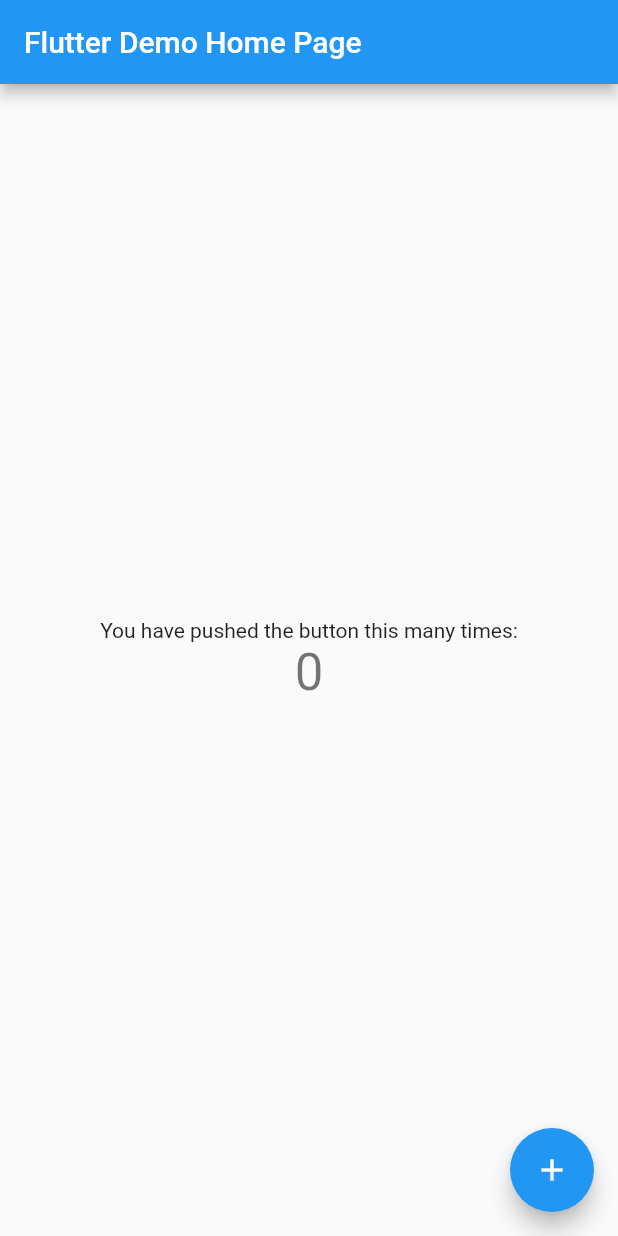
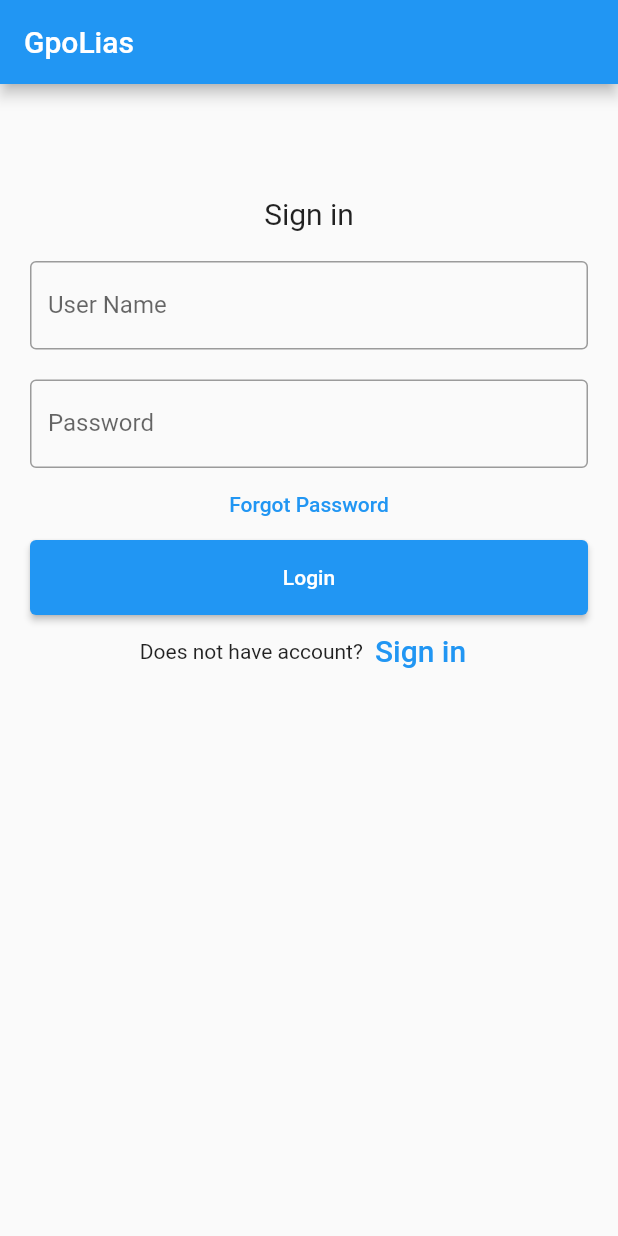
Before and after one commit to BansheeJoe1098/gpolias, a Flutter app: the screen it shows after launch, on a phone screen of 412 x 824 dp. Run offline on Flutter 3.47's test engine with Material 2 defaults, Android fonts, the phone set to English and light mode, and no system bars; our stand-ins replace get.

Commit message:
login
Solo es el esqueleto

```diff
--- a/lib/main.dart
+++ b/lib/main.dart
@@ -1,4 +1,5 @@
 import 'package:flutter/material.dart';
+import 'package:get/get.dart';
 
 void main() {
   runApp(const MyApp());
@@ -13,7 +14,7 @@ class MyApp extends StatelessWidget {
   @override
   Widget build(BuildContext context) {
     return MaterialApp(
-      title: 'Flutter Demo',
+      title: _title,
       theme: ThemeData(
         // This is the theme of your application.
         //
@@ -26,13 +27,16 @@ class MyApp extends StatelessWidget {
         // is not restarted.
         primarySwatch: Colors.blue,
       ),
-      home: const MyHomePage(title: 'Flutter Demo Home Page'),
+      home: Scaffold(
+        appBar: AppBar(title: const Text(_title),),
+        body: const MyStatefulWidget(title: _title,),
+      ),
     );
   }
 }
 
-class MyHomePage extends StatefulWidget {
-  const MyHomePage({Key? key, required this.title}) : super(key: key);
+class MyStatefulWidget extends StatefulWidget {
+  const MyStatefulWidget({Key? key, required this.title}) : super(key: key);
 
   // This widget is the home page of your application. It is stateful, meaning
   // that it has a State object (defined below) that contains fields that affect
@@ -46,72 +50,92 @@ class MyHomePage extends StatefulWidget {
   final String title;
 
   @override
-  State<MyHomePage> createState() => _MyHomePageState();
+  State<MyStatefulWidget> createState() => _MyStatefulWidgetState();
 }
 
-class _MyHomePageState extends State<MyHomePage> {
-  int _counter = 0;
+class _MyStatefulWidgetState extends State<MyStatefulWidget> {
+  TextEditingController nameController = TextEditingController();
+  TextEditingController passwordController = TextEditingController();
 
-  void _incrementCounter() {
-    setState(() {
-      // This call to setState tells the Flutter framework that something has
-      // changed in this State, which causes it to rerun the build method below
-      // so that the display can reflect the updated values. If we changed
-      // _counter without calling setState(), then the build method would not be
-      // called again, and so nothing would appear to happen.
-      _counter++;
-    });
-  }
+
 
   @override
   Widget build(BuildContext context) {
-    // This method is rerun every time setState is called, for instance as done
-    // by the _incrementCounter method above.
-    //
-    // The Flutter framework has been optimized to make rerunning build methods
-    // fast, so that you can just rebuild anything that needs updating rather
-    // than having to individually change instances of widgets.
-    return Scaffold(
-      appBar: AppBar(
-        // Here we take the value from the MyHomePage object that was created by
-        // the App.build method, and use it to set our appbar title.
-        title: Text(widget.title),
-      ),
-      body: Center(
-        // Center is a layout widget. It takes a single child and positions it
-        // in the middle of the parent.
-        child: Column(
-          // Column is also a layout widget. It takes a list of children and
-          // arranges them vertically. By default, it sizes itself to fit its
-          // children horizontally, and tries to be as tall as its parent.
-          //
-          // Invoke "debug painting" (press "p" in the console, choose the
-          // "Toggle Debug Paint" action from the Flutter Inspector in Android
-          // Studio, or the "Toggle Debug Paint" command in Visual Studio Code)
-          // to see the wireframe for each widget.
-          //
-          // Column has various properties to control how it sizes itself and
-          // how it positions its children. Here we use mainAxisAlignment to
-          // center the children vertically; the main axis here is the vertical
-          // axis because Columns are vertical (the cross axis would be
-          // horizontal).
-          mainAxisAlignment: MainAxisAlignment.center,
+    return Padding(
+        padding: const EdgeInsets.all(10),
+        child: ListView(
           children: <Widget>[
-            const Text(
-              'You have pushed the button this many times:',
+            Container(
+                alignment: Alignment.center,
+                padding: const EdgeInsets.all(10),
+                child: const Text(
+                  '',
+                  style: TextStyle(
+                      color: Colors.blue,
+                      fontWeight: FontWeight.w500,
+                      fontSize: 30),
+                )),
+            Container(
+                alignment: Alignment.center,
+                padding: const EdgeInsets.all(10),
+                child: const Text(
+                  'Sign in',
+                  style: TextStyle(fontSize: 20),
+                )),
+            Container(
+              padding: const EdgeInsets.all(10),
+              child: TextField(
+                controller: nameController,
+                decoration: const InputDecoration(
+                  border: OutlineInputBorder(),
+                  labelText: 'User Name',
+                ),
+              ),
             ),
-            Text(
-              '$_counter',
-              style: Theme.of(context).textTheme.headline4,
+            Container(
+              padding: const EdgeInsets.fromLTRB(10, 10, 10, 0),
+              child: TextField(
+                obscureText: true,
+                controller: passwordController,
+                decoration: const InputDecoration(
+                  border: OutlineInputBorder(),
+                  labelText: 'Password',
+                ),
+              ),
+            ),
+            TextButton(
+              onPressed: () {
+                //forgot password screen
+              },
+              child: const Text('Forgot Password',),
+            ),
+            Container(
+                height: 50,
+                padding: const EdgeInsets.fromLTRB(10, 0, 10, 0),
+                child: ElevatedButton(
+                  child: const Text('Login'),
+                  onPressed: () {
+                    print(nameController.text);
+                    print(passwordController.text);
+                  },
+                )
+            ),
+            Row(
+              children: <Widget>[
+                const Text('Does not have account?'),
+                TextButton(
+                  child: const Text(
+                    'Sign in',
+                    style: TextStyle(fontSize: 20),
+                  ),
+                  onPressed: () {
+                    //signup screen
+                  },
+                )
+              ],
+              mainAxisAlignment: MainAxisAlignment.center,
             ),
           ],
-        ),
-      ),
-      floatingActionButton: FloatingActionButton(
-        onPressed: _incrementCounter,
-        tooltip: 'Increment',
-        child: const Icon(Icons.add),
-      ), // This trailing comma makes auto-formatting nicer for build methods.
-    );
+        ));
   }
 }
--- a/pubspec.yaml
+++ b/pubspec.yaml
@@ -34,6 +34,7 @@ dependencies:
   # The following adds the Cupertino Icons font to your application.
   # Use with the CupertinoIcons class for iOS style icons.
   cupertino_icons: ^1.0.2
+  get: ^4.6.1
 
 dev_dependencies:
   flutter_test:
```
Also changed, not shown: pubspec.lock.
